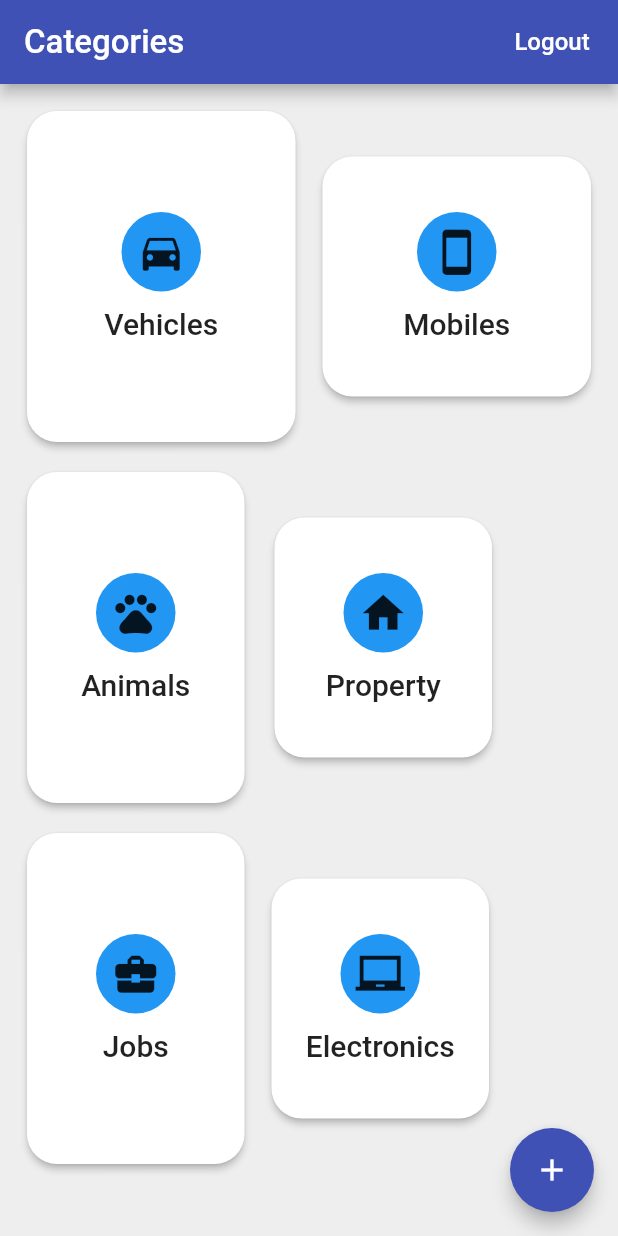
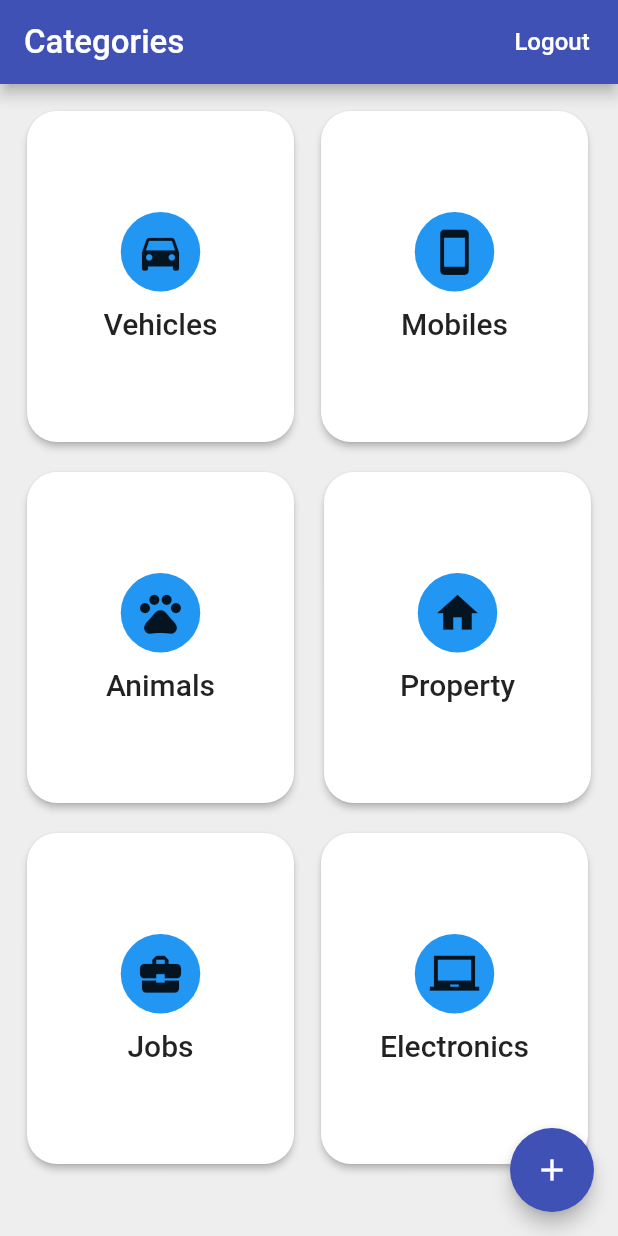
Before and after one commit to hubba-bit/capstone_project, a Flutter app: the screen it shows after launch, on a phone screen of 412 x 824 dp. Run offline on Flutter 3.47's test engine with Material 2 defaults, Android fonts, the phone set to English and light mode, and no system bars; our stand-ins replace firebase_auth, google_sign_in; accounts and stored records are empty.

Commit message:
home page and list view modifications

```diff
--- a/lib/home_page.dart
+++ b/lib/home_page.dart
@@ -65,8 +65,8 @@ class HomePage extends StatelessWidget {
   }
 
   Widget _homePageContent(BuildContext context) {
-    final double height = ((MediaQuery.of(context).size.height - 90) / 3) - 24;
-    final double width = (MediaQuery.of(context).size.width / 2) - 27;
+    final height = ((MediaQuery.of(context).size.height - 90) / 3) - 24;
+    final double width = (MediaQuery.of(context).size.width / 2) - 28;
 
     return Container(
       padding: EdgeInsets.all(18),
@@ -86,7 +86,7 @@ class HomePage extends StatelessWidget {
                 width: 18.0,
               ),
               SizedBox(
-                height: 160,
+                height: height,
                 width: width,
                 child: MenuButton(
                   text: "Mobiles",
@@ -102,7 +102,7 @@ class HomePage extends StatelessWidget {
             children: <Widget>[
               SizedBox(
                 height: height,
-                width: 145.0,
+                width: width,
                 child: MenuButton(
                   text: "Animals",
                   icon: Icons.pets,
@@ -112,8 +112,8 @@ class HomePage extends StatelessWidget {
                 width: 20.0,
               ),
               SizedBox(
-                height: 160.0,
-                width: 145.0,
+                height: height,
+                width: width,
                 child: MenuButton(
                   text: "Property",
                   icon: Icons.home,
@@ -128,7 +128,7 @@ class HomePage extends StatelessWidget {
             children: <Widget>[
               SizedBox(
                 height: height,
-                width: 145.0,
+                width: width,
                 child: MenuButton(
                   text: "Jobs",
                   icon: Icons.business_center,
@@ -138,8 +138,8 @@ class HomePage extends StatelessWidget {
                 width: 18.0,
               ),
               SizedBox(
-                height: 160.0,
-                width: 145.0,
+                height:height,
+                width: width,
                 child: MenuButton(
                   text: "Electronics",
                   icon: Icons.laptop_chromebook,
```
Also changed, not shown: lib/listView.dart (+6 -6 lines).
